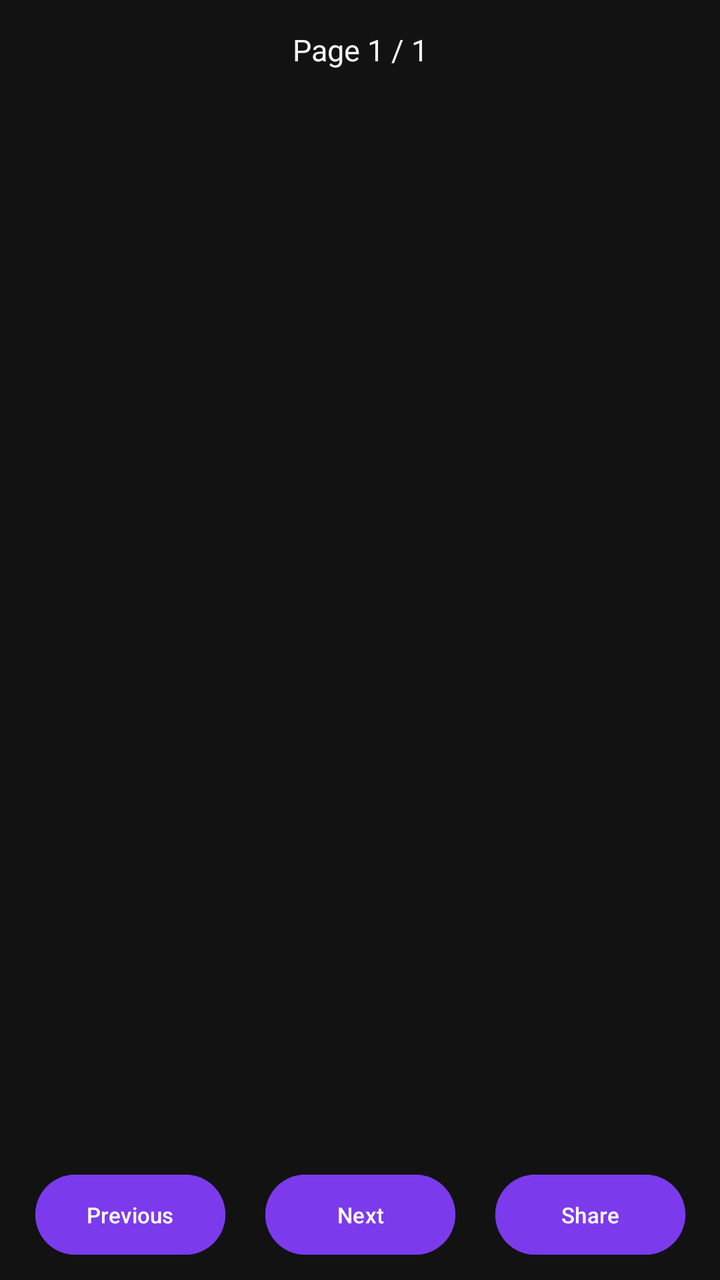
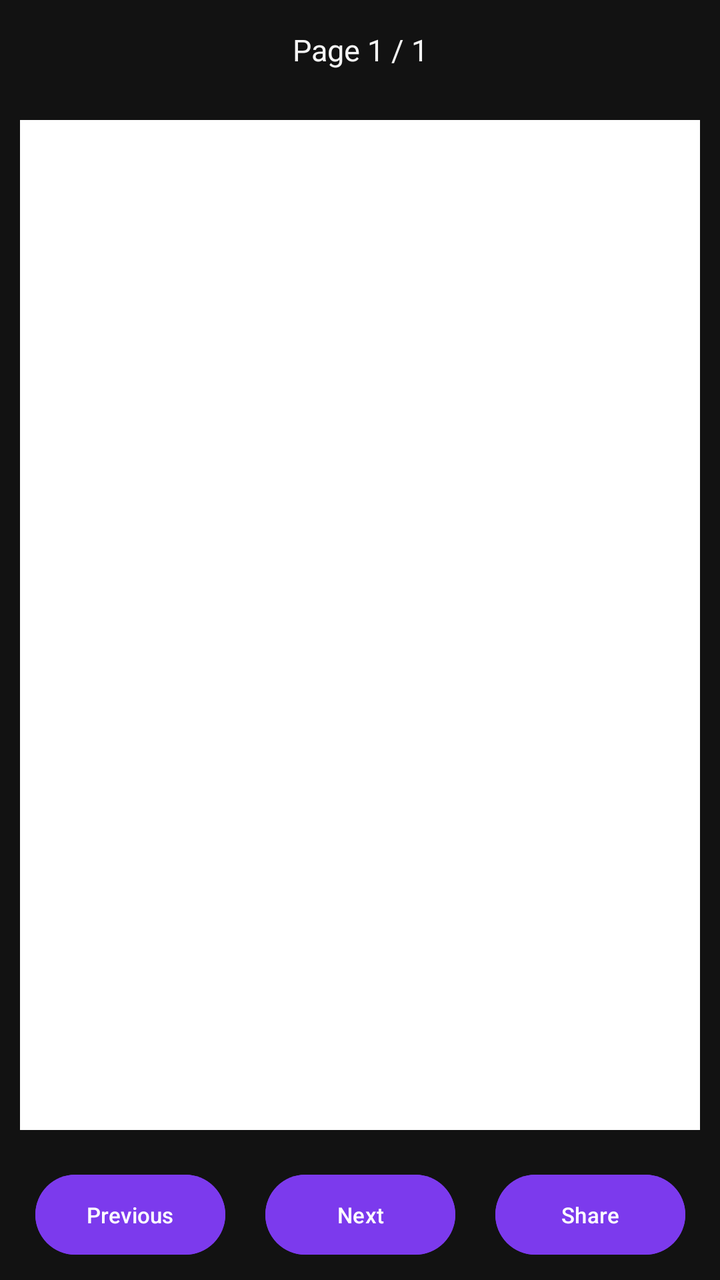

Two renders of the same Android screen: before a commit and after it. Below are the layout's source before the change and the commit's diff.
<!-- AndroidManifest.xml: application theme Theme.WhiteVault -->
<!-- res/layout/activity_document_view.xml -->
<?xml version="1.0" encoding="utf-8"?>
<LinearLayout xmlns:android="http://schemas.android.com/apk/res/android"
    xmlns:app="http://schemas.android.com/apk/res-auto"
    xmlns:tools="http://schemas.android.com/tools"
    android:id="@+id/main"
    android:layout_width="match_parent"
    android:layout_height="match_parent"
    tools:context=".DocumentViewActivity"
    android:orientation="vertical"
    android:background="@color/background">

    

    <TextView
        android:id="@+id/text_page_number"
        android:layout_width="match_parent"
        android:layout_height="50dp"
        android:gravity="center"
        android:text="Page 1 / 1"
        android:textColor="#F5F5F5"
        android:textSize="15sp"/>


    

    <ImageView
        android:id="@+id/pdfPage"
        android:layout_width="match_parent"
        android:layout_height="0dp"
        android:layout_weight="1"
        android:adjustViewBounds="true"
        android:scaleType="fitCenter"/>


    

    <LinearLayout
        android:layout_width="match_parent"
        android:layout_height="65dp"
        android:gravity="center"
        android:orientation="horizontal">

        <Button
            android:id="@+id/button_previous"
            android:layout_width="95dp"
            android:layout_height="wrap_content"
            android:text="Previous"
            android:textSize="11sp"
            android:textColor="@color/white"
            android:backgroundTint="@color/primary"
            android:layout_marginStart="25dp"/>

        <Button
            android:id="@+id/button_next"
            android:layout_width="95dp"
            android:layout_height="wrap_content"
            android:layout_marginStart="20dp"
            android:text="Next"
            android:textSize="11sp"
            android:textColor="@color/white"
            android:backgroundTint="@color/primary"/>

        <Button
            android:id="@+id/button_share"
            android:layout_width="95dp"
            android:layout_height="wrap_content"
            android:layout_marginStart="20dp"
            android:text="Share"
            android:textSize="11sp"
            android:textColor="@color/white"
            android:backgroundTint="@color/primary"
            android:layout_marginEnd="25dp"/>

    </LinearLayout>

</LinearLayout>
<!-- resources referenced by this layout -->
<resources>
  <color name="background">#121212</color>
  <color name="primary">#7C3AED</color>
  <color name="white">#FFFFFFFF</color>
  <style name="Theme.WhiteVault" parent="Base.Theme.WhiteVault" />
  <style name="Base.Theme.WhiteVault" parent="Theme.Material3.DayNight.NoActionBar">
          
          
      </style>
</resources>

<!-- the commit's change to res/layout/activity_document_view.xml (unified diff, before → after) -->
@@ -29,7 +29,9 @@
         android:layout_height="0dp"
         android:layout_weight="1"
         android:adjustViewBounds="true"
-        android:scaleType="fitCenter"/>
+        android:scaleType="fitCenter"
+        android:background="@color/white"
+        android:layout_margin="10dp"/>
 
 
     
